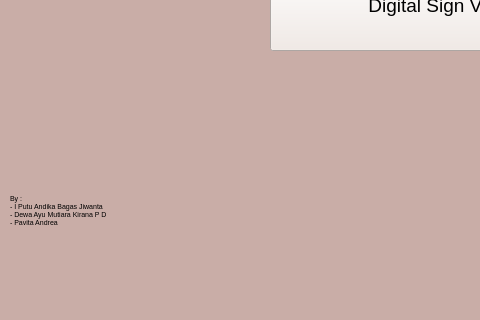
Before: the Qt Designer form ui/main_menu.ui in bagasjiwanta/digital-signature-desktop-app, drawn with Qt 5; both pictures show x 0 to 480 and y 380 to 700 of the 900 by 700 pixel window.
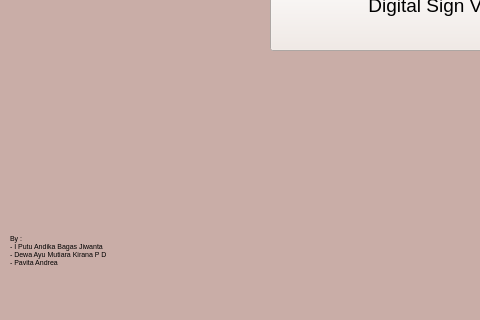
After: the same form once the commit is applied.

Commit message: main menu ui

```diff
--- a/ui/main_menu.ui
+++ b/ui/main_menu.ui
@@ -113,9 +113,9 @@
     <property name="geometry">
      <rect>
       <x>10</x>
-      <y>570</y>
-      <width>101</width>
-      <height>41</height>
+      <y>600</y>
+      <width>161</width>
+      <height>61</height>
      </rect>
     </property>
     <property name="font">
```
The commit also changes 1 other file.
